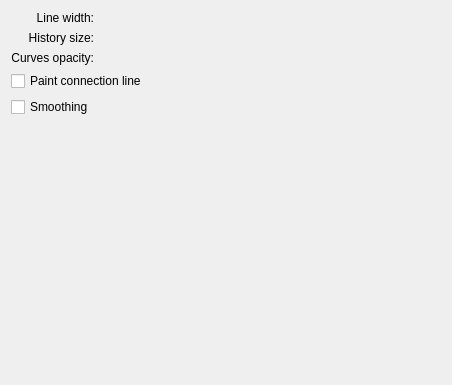
Above: krita/plugins/paintops/curvebrush/wdgcurveoptions.ui from KDE/krita before the change. Below: the same form after it.
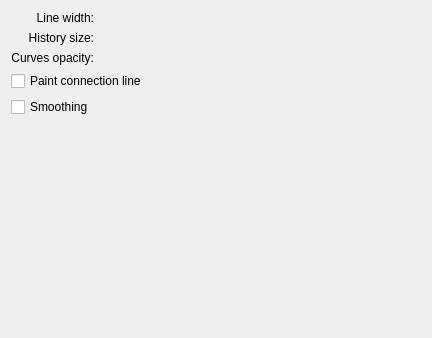
That is the form after the change. Custom widgets are drawn as their Qt base class.

Commit message: clean up brush editor curves UI

```diff
--- a/krita/plugins/paintops/curvebrush/wdgcurveoptions.ui
+++ b/krita/plugins/paintops/curvebrush/wdgcurveoptions.ui
@@ -6,8 +6,8 @@
    <rect>
     <x>0</x>
     <y>0</y>
-    <width>452</width>
-    <height>385</height>
+    <width>432</width>
+    <height>338</height>
    </rect>
   </property>
   <property name="sizePolicy">
```
Left out of the diff: 9 changed lines with no effect on the pictures. The commit also changes 1 other file.
